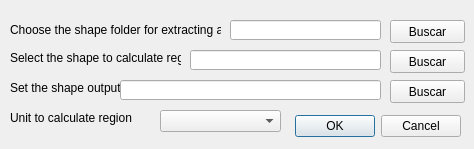
lapig-ufg/lapig-tools, file LAPIGTools/CalculateRegion_dialog_base.ui: the form before one commit.
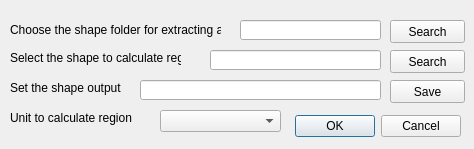
The form after the commit.

Patch:
```diff
--- a/LAPIGTools/CalculateRegion_dialog_base.ui
+++ b/LAPIGTools/CalculateRegion_dialog_base.ui
@@ -32,9 +32,9 @@
   <widget class="QLineEdit" name="lineEditFolder">
    <property name="geometry">
     <rect>
-     <x>230</x>
+     <x>240</x>
      <y>20</y>
-     <width>151</width>
+     <width>141</width>
      <height>20</height>
     </rect>
    </property>
@@ -42,9 +42,9 @@
   <widget class="QLineEdit" name="lineEditShapeClip">
    <property name="geometry">
     <rect>
-     <x>190</x>
+     <x>210</x>
      <y>50</y>
-     <width>191</width>
+     <width>171</width>
      <height>20</height>
     </rect>
    </property>
@@ -85,7 +85,7 @@
     </rect>
    </property>
    <property name="text">
-    <string>Buscar</string>
+    <string>Search</string>
    </property>
   </widget>
   <widget class="QPushButton" name="pushButtonShape">
@@ -98,7 +98,7 @@
     </rect>
    </property>
    <property name="text">
-    <string>Buscar</string>
+    <string>Search</string>
    </property>
   </widget>
   <widget class="QLabel" name="label_3">
@@ -117,9 +117,9 @@
   <widget class="QLineEdit" name="lineEditShapeOut">
    <property name="geometry">
     <rect>
-     <x>120</x>
+     <x>140</x>
      <y>80</y>
-     <width>261</width>
+     <width>241</width>
      <height>20</height>
     </rect>
    </property>
@@ -134,7 +134,7 @@
     </rect>
    </property>
    <property name="text">
-    <string>Buscar</string>
+    <string>Save</string>
    </property>
   </widget>
   <widget class="QComboBox" name="Units">
```
Left out of the diff: 3 changed lines with no effect on the pictures.
